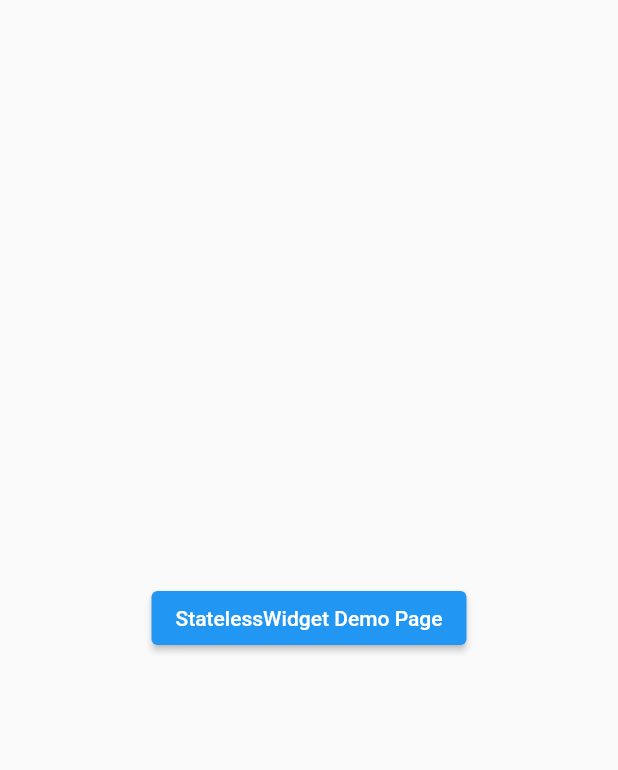
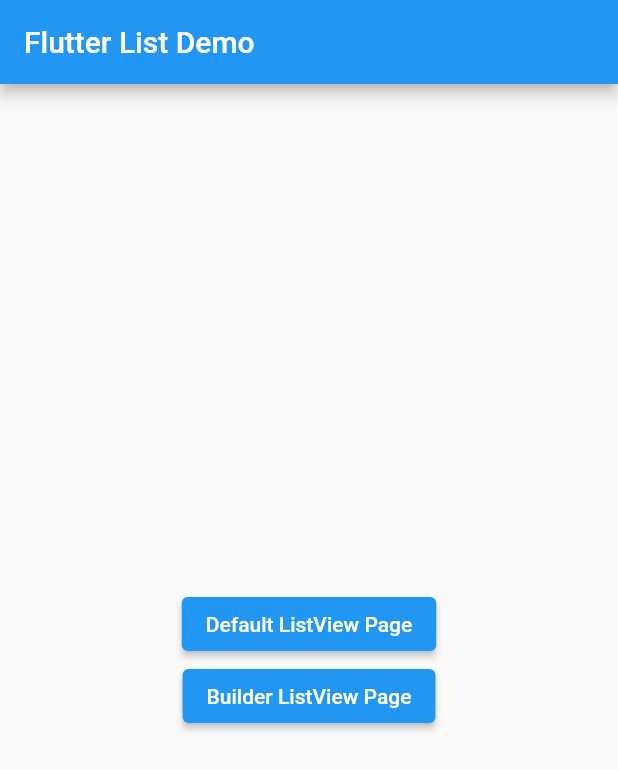
Before and after one commit to SuniDev/flutter_list_example, a Flutter app: the screen it shows after launch, on a phone screen of 412 x 824 dp. Shown: the top 770 px of the screen. Run offline on Flutter 3.47's test engine with Material 2 defaults, Android fonts, the phone set to English and light mode, and no system bars.

Commit message:
feat : Default List View Demo

```diff
--- a/lib/main.dart
+++ b/lib/main.dart
@@ -1,5 +1,6 @@
 import 'package:flutter/material.dart';
-import 'package:flutter_list_sample/basic_list_page.dart';
+import 'package:flutter_list_demo/default_list_page.dart';
+import 'package:flutter_list_demo/builder_list_page.dart';
 
 void main() {
   runApp(const MyApp());
@@ -8,22 +9,14 @@ void main() {
 class MyApp extends StatelessWidget {
   const MyApp({Key? key}) : super(key: key);
 
+
   // This widget is the root of your application.
   @override
   Widget build(BuildContext context) {
     return MaterialApp(
       debugShowCheckedModeBanner: false,
-      title: 'List Demo',
+      title: 'Flutter List Demo',
       theme: ThemeData(
-        // This is the theme of your application.
-        //
-        // Try running your application with "flutter run". You'll see the
-        // application has a blue toolbar. Then, without quitting the app, try
-        // changing the primarySwatch below to Colors.green and then invoke
-        // "hot reload" (press "r" in the console where you ran "flutter run",
-        // or simply save your changes to "hot reload" in a Flutter IDE).
-        // Notice that the counter didn't reset back to zero; the application
-        // is not restarted.
         primarySwatch: Colors.blue,
       ),
       home: HomePage(),
@@ -35,6 +28,9 @@ class HomePage extends StatelessWidget {
   @override
   Widget build(BuildContext context) {
     return Scaffold(
+      appBar: AppBar(
+        title: const Text('Flutter List Demo'),
+      ),
       body: Center(
         child: Column(
           mainAxisAlignment: MainAxisAlignment.center,
@@ -43,10 +39,19 @@ class HomePage extends StatelessWidget {
               onPressed: () {
                 Navigator.push(
                   context,
-                  MaterialPageRoute(builder: (context) => BasicListPage()),
+                  MaterialPageRoute(builder: (context) => DefaultListPage()),
                 );
               },
-              child: const Text('StatelessWidget Demo Page'),
+              child: const Text('Default ListView Page'),
+            ),
+            ElevatedButton(
+              onPressed: () {
+                Navigator.push(
+                  context,
+                  MaterialPageRoute(builder: (context) => BuilderListPage()),
+                );
+              },
+              child: const Text('Builder ListView Page'),
             ),
           ],
         ),
--- a/pubspec.yaml
+++ b/pubspec.yaml
@@ -1,5 +1,5 @@
-name: flutter_list_sample
-description: Flutter List Sample Project.
+name: flutter_list_demo
+description: Flutter List Demo Project.
 
 # The following line prevents the package from being accidentally published to
 # pub.dev using `flutter pub publish`. This is preferred for private packages.
```
Also changed, not shown: lib/basic_list_page.dart (deleted, +0 -77 lines), lib/default_list_page.dart (added, +48 -0 lines), lib/home_page.dart (deleted).
